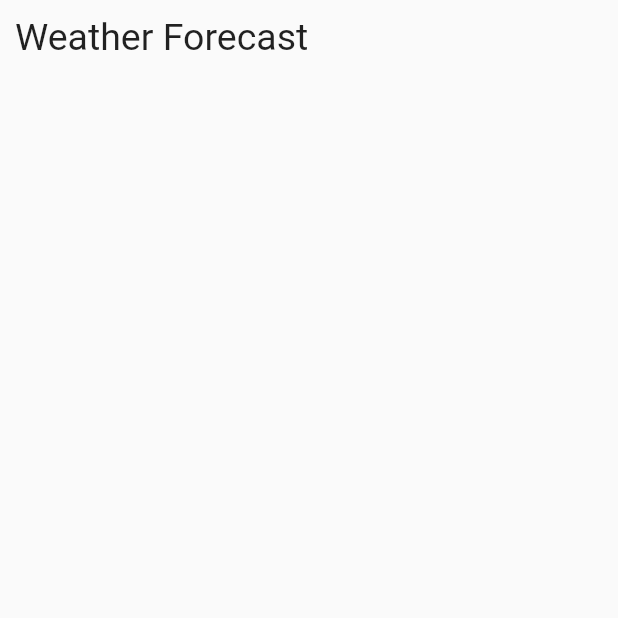
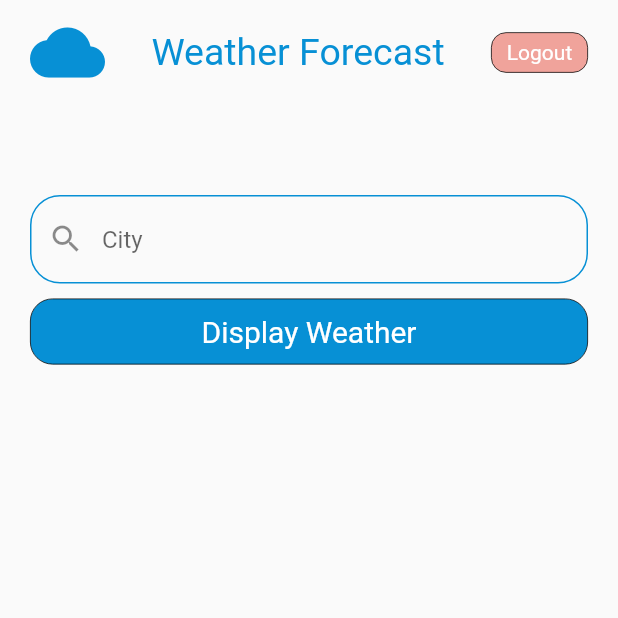
Before and after one commit to avenidz/flutter_weather_forecast, a Flutter app: the screen it shows after launch, on a phone screen of 412 x 824 dp, the top half of it. Run offline on Flutter 3.47's test engine with Material 2 defaults, Android fonts, the phone set to English and light mode, and no system bars; our stand-ins replace easy_localization, get, stacked, stacked_core, stacked_services.

Commit message:
design home page

```diff
--- a/assets/translations/en.json
+++ b/assets/translations/en.json
@@ -3,5 +3,6 @@
   "button_login": "Login",
   "button_logout": "Logout",
   "label_hello_world": "Hello World",
-  "button_display_weather": "Display Weather"
+  "button_display_weather": "Display Weather",
+  "text_field_city": "City"
 }
--- a/lib/app/app.dart
+++ b/lib/app/app.dart
@@ -1,6 +1,7 @@
-import 'package:flutter_weather_forecast/ui/home_page/home_page.dart';
 import 'package:stacked/stacked_annotations.dart';
 import 'package:stacked_services/stacked_services.dart';
+
+import '../ui/views/home_page/home_page.dart';
 
 @StackedApp(routes: [
   CustomRoute(page: HomePage, name: 'HomePage', initial: true)
--- a/lib/app/app.router.dart
+++ b/lib/app/app.router.dart
@@ -6,7 +6,8 @@
 
 // ignore_for_file: no_leading_underscores_for_library_prefixes
 import 'package:flutter/material.dart';
-import 'package:flutter_weather_forecast/ui/home_page/home_page.dart' as _i2;
+import 'package:flutter_weather_forecast/ui/views/home_page/home_page.dart'
+    as _i2;
 import 'package:stacked/stacked.dart' as _i1;
 import 'package:stacked_services/stacked_services.dart' as _i3;
 
--- a/lib/main.dart
+++ b/lib/main.dart
@@ -1,7 +1,7 @@
 import 'package:easy_localization/easy_localization.dart';
 import 'package:flutter/cupertino.dart';
 import 'package:flutter_weather_forecast/app/app.locator.dart';
-import 'package:flutter_weather_forecast/ui/application/application_view.dart';
+import 'package:flutter_weather_forecast/ui/views/application/application_view.dart';
 
 Future<void> main()async {
   setupLocator();
--- /dev/null
+++ b/lib/resources/colors.dart
@@ -0,0 +1,8 @@
+import 'package:flutter/material.dart';
+
+class ColorRes{
+  static const buttonLogout = Color(0XFFE74C3C);
+  static const whiteText = Colors.white;
+  static const primary = Color(0XFF0790D5);
+
+}
--- a/lib/ui/home_page/home_page.dart
+++ /dev/null
@@ -1,37 +0,0 @@
-import 'package:easy_localization/easy_localization.dart';
-import 'package:flutter/material.dart';
-import 'package:flutter_weather_forecast/generated/locale_keys.g.dart';
-
-class HomePage extends StatefulWidget {
-  const HomePage({Key? key}) : super(key: key);
-
-  @override
-  State<HomePage> createState() => _HomePageState();
-}
-
-class _HomePageState extends State<HomePage> {
-  @override
-  Widget build(BuildContext context) {
-    return Scaffold(
-      body: SafeArea(child: homePageBody()),
-    );
-  }
-
-  Widget homePageBody() {
-    return SingleChildScrollView(
-      child: Column(
-        children: [homePageAppBar()],
-      ),
-    );
-  }
-
-  Widget homePageAppBar() {
-    return Container(
-      padding: const EdgeInsets.all(10),
-      child: Text(
-        LocaleKeys.app_name.tr(),
-        style: const TextStyle(fontSize: 25),
-      ),
-    );
-  }
-}
--- /dev/null
+++ b/lib/ui/views/home_page/home_page.dart
@@ -0,0 +1,74 @@
+import 'package:easy_localization/easy_localization.dart';
+import 'package:flutter/material.dart';
+import 'package:flutter_weather_forecast/generated/locale_keys.g.dart';
+import 'package:flutter_weather_forecast/resources/colors.dart';
+import 'package:flutter_weather_forecast/ui/widgets/app_text_field.dart';
+import 'package:flutter_weather_forecast/ui/widgets/button_display_weather.dart';
+import 'package:flutter_weather_forecast/ui/widgets/log_out_button.dart';
+
+class HomePage extends StatefulWidget {
+  const HomePage({Key? key}) : super(key: key);
+
+  @override
+  State<HomePage> createState() => _HomePageState();
+}
+
+class _HomePageState extends State<HomePage> {
+  @override
+  Widget build(BuildContext context) {
+    return Scaffold(
+      body: SafeArea(child: homePageView()),
+    );
+  }
+
+  Widget homePageView() {
+    return SingleChildScrollView(
+      child: Column(
+        children: [homePageAppBar(), homePageBody()],
+      ),
+    );
+  }
+
+  Widget homePageBody() {
+    return Container(
+      margin: const EdgeInsets.fromLTRB(20, 40, 20, 20),
+      child: Center(
+        child: Column(
+          children: const [
+            SizedBox(
+              height: 20,
+            ),
+            AppTextField(),
+            SizedBox(
+              height: 10,
+            ),
+            ButtonDisplayWeather()
+          ],
+        ),
+      ),
+    );
+  }
+
+  Widget homePageAppBar() {
+    return Container(
+        padding: const EdgeInsets.all(10),
+        child: Row(
+          children: [
+            Container(
+                margin: const EdgeInsets.only(left: 10),
+                child: const Icon(
+                  Icons.cloud,
+                  size: 50,
+                  color: ColorRes.primary,
+                )),
+            const Spacer(),
+            Text(
+              LocaleKeys.app_name.tr(),
+              style: const TextStyle(fontSize: 25, color: ColorRes.primary),
+            ),
+            const Spacer(),
+            const Logout()
+          ],
+        ));
+  }
+}
--- /dev/null
+++ b/lib/ui/widgets/app_text_field.dart
@@ -0,0 +1,28 @@
+import 'package:easy_localization/easy_localization.dart';
+import 'package:flutter/material.dart';
+import 'package:flutter_weather_forecast/generated/locale_keys.g.dart';
+import 'package:flutter_weather_forecast/resources/colors.dart';
+
+class AppTextField extends StatefulWidget {
+  const AppTextField({Key? key}) : super(key: key);
+
+  @override
+  State<AppTextField> createState() => _AppTextFieldState();
+}
+
+class _AppTextFieldState extends State<AppTextField> {
+  @override
+  Widget build(BuildContext context) {
+    return TextFormField(
+      decoration: InputDecoration(
+        prefixIcon: const Icon(Icons.search),
+        hintText: LocaleKeys.text_field_city.tr(),
+        border: InputBorder.none,
+        enabledBorder: OutlineInputBorder(
+            borderSide: const BorderSide(color: ColorRes.primary), borderRadius: BorderRadius.circular(20)),
+        focusedBorder: OutlineInputBorder(
+            borderSide: const BorderSide(color: ColorRes.primary), borderRadius: BorderRadius.circular(20)),
+      ),
+    );
+  }
+}
--- /dev/null
+++ b/lib/ui/widgets/button_display_weather.dart
@@ -0,0 +1,28 @@
+import 'package:easy_localization/easy_localization.dart';
+import 'package:flutter/material.dart';
+import 'package:flutter_weather_forecast/generated/locale_keys.g.dart';
+import 'package:flutter_weather_forecast/resources/colors.dart';
+
+class ButtonDisplayWeather extends StatefulWidget {
+  const ButtonDisplayWeather({Key? key}) : super(key: key);
+
+  @override
+  State<ButtonDisplayWeather> createState() => _ButtonDisplayWeatherState();
+}
+
+class _ButtonDisplayWeatherState extends State<ButtonDisplayWeather> {
+  @override
+  Widget build(BuildContext context) {
+    return Container(
+      width: double.infinity,
+      padding: const EdgeInsets.all(10),
+      decoration: BoxDecoration(
+          color: ColorRes.primary, borderRadius: BorderRadius.circular(15), border: Border.all(width: .5)),
+      child: Center(
+          child: Text(
+        LocaleKeys.button_display_weather.tr(),
+        style: const TextStyle(color: ColorRes.whiteText, fontSize: 20),
+      )),
+    );
+  }
+}
--- /dev/null
+++ b/lib/ui/widgets/log_out_button.dart
@@ -0,0 +1,27 @@
+import 'package:easy_localization/easy_localization.dart';
+import 'package:flutter/material.dart';
+import 'package:flutter_weather_forecast/generated/locale_keys.g.dart';
+import 'package:flutter_weather_forecast/resources/colors.dart';
+
+class Logout extends StatelessWidget {
+  const Logout({Key? key}) : super(key: key);
+
+  @override
+  Widget build(BuildContext context) {
+    return Container(
+      padding: const EdgeInsets.fromLTRB(10, 5, 10, 5),
+      margin: const EdgeInsets.only(right: 10),
+      decoration: BoxDecoration(
+        color: ColorRes.buttonLogout.withOpacity(.5),
+        border: Border.all(width: .5),
+        borderRadius: BorderRadius.circular(10),
+      ),
+      child: Text(
+        LocaleKeys.button_logout.tr(),
+        style: const TextStyle(
+          color: ColorRes.whiteText,
+        ),
+      ),
+    );
+  }
+}
```
Also changed, not shown: lib/generated/locale_keys.g.dart, lib/ui/views/application/application_view.dart (renamed from lib/ui/application/application_view.dart).
